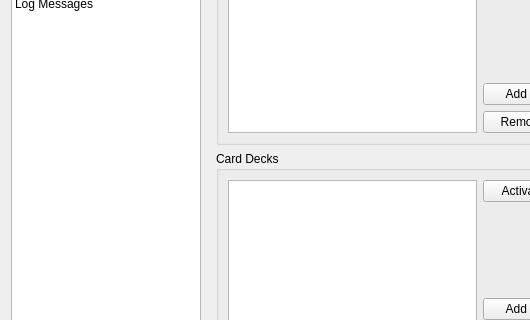
Above: src/gui/qt/settingsdialog.ui from pokerth/pokerth before the change; both pictures show x 0 to 530 and y 113 to 433 of the 785 by 530 pixel window. Below: the same form after it.
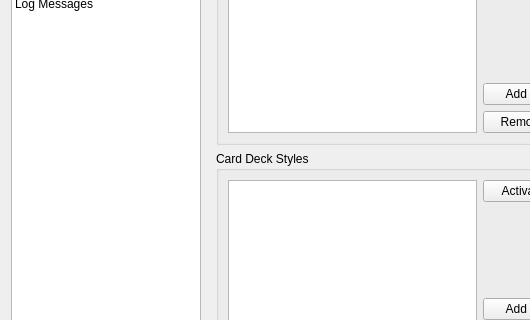
That is the form after the change. Icons and pictures are not drawn. Custom widgets are drawn as their Qt base class.

The edit to the form file:
```diff
--- a/src/gui/qt/settingsdialog.ui
+++ b/src/gui/qt/settingsdialog.ui
@@ -481,7 +481,7 @@
          <item row="3" column="0">
           <widget class="QGroupBox" name="groupBox_12">
            <property name="title">
-            <string>Card Decks</string>
+            <string>Card Deck Styles</string>
            </property>
            <layout class="QGridLayout" name="gridLayout_14">
             <item row="0" column="1">
```
Left out of the diff: 10 changed lines with no effect on the pictures.
